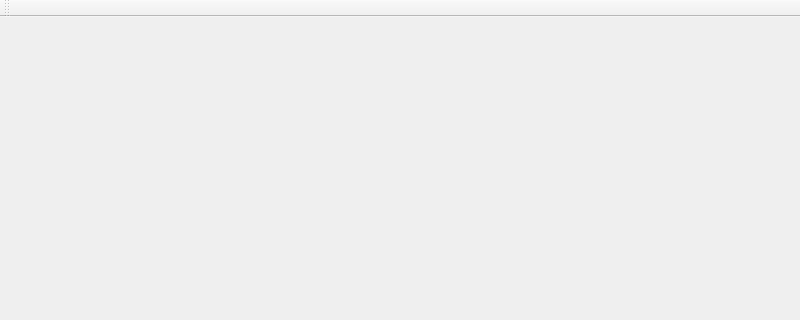
Before: the Qt Designer form Шахматы/Chess.ui in i-oktav-i/Chess, drawn with Qt 5; both pictures show x 0 to 800 and y 0 to 320 of the 800 by 800 pixel window.
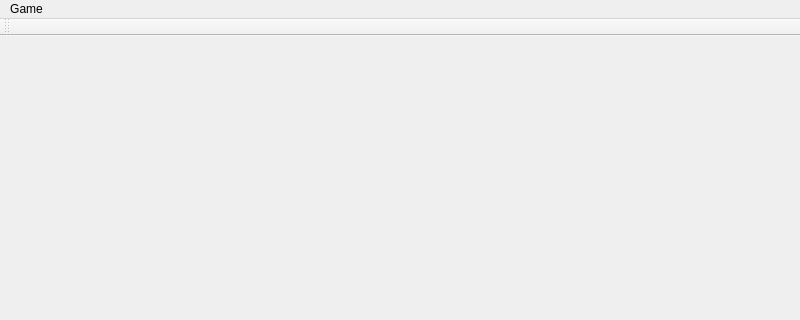
After: the same form once the commit is applied. Custom widgets are drawn as their Qt base class.

```diff
--- a/Шахматы/Chess.ui
+++ b/Шахматы/Chess.ui
@@ -37,6 +37,13 @@
      <height>26</height>
     </rect>
    </property>
+   <widget class="QMenu" name="menu">
+    <property name="title">
+     <string>Game</string>
+    </property>
+    <addaction name="actionRestart"/>
+   </widget>
+   <addaction name="menu"/>
   </widget>
   <widget class="QToolBar" name="mainToolBar">
    <attribute name="toolBarArea">
```
Left out of the diff: 27 changed lines with no effect on the pictures.
